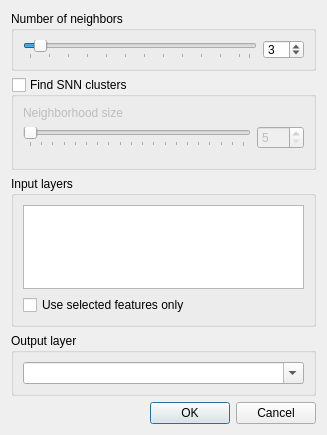
First picture: the form in ui_concavehull.ui, repository detlevn/QGIS-ConcaveHull-Plugin, before the edit.
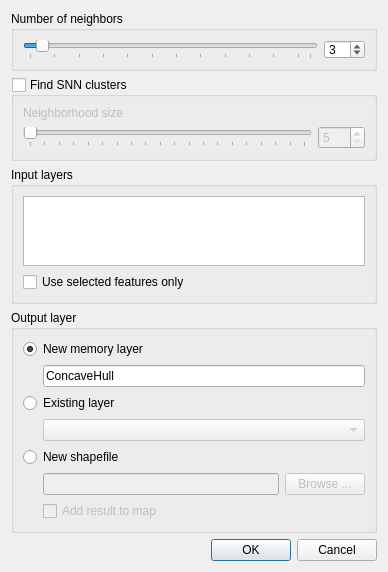
Second picture: the form after the edit.

Patch:
```diff
--- a/ui_concavehull.ui
+++ b/ui_concavehull.ui
@@ -6,8 +6,8 @@
    <rect>
     <x>0</x>
     <y>0</y>
-    <width>327</width>
-    <height>435</height>
+    <width>388</width>
+    <height>560</height>
    </rect>
   </property>
   <property name="windowTitle">
@@ -91,6 +91,12 @@
       <bool>false</bool>
      </property>
      <layout class="QVBoxLayout" name="verticalLayout_4">
+      <property name="rightMargin">
+       <number>9</number>
+      </property>
+      <property name="bottomMargin">
+       <number>0</number>
+      </property>
       <item>
        <widget class="QFrame" name="frame">
         <property name="sizePolicy">
@@ -232,15 +238,139 @@
      </property>
      <layout class="QVBoxLayout" name="verticalLayout_3">
       <item>
-       <widget class="QComboBox" name="cb_output">
-        <property name="toolTip">
-         <string>Layername eingeben oder einen Layer aus der Liste wählen</string>
+       <widget class="QRadioButton" name="rb_new_memory_layer">
+        <property name="text">
+         <string>New memory layer</string>
         </property>
-        <property name="editable">
+        <property name="checked">
          <bool>true</bool>
         </property>
        </widget>
       </item>
+      <item>
+       <layout class="QHBoxLayout" name="horizontalLayout_5">
+        <property name="leftMargin">
+         <number>20</number>
+        </property>
+        <property name="topMargin">
+         <number>0</number>
+        </property>
+        <property name="bottomMargin">
+         <number>0</number>
+        </property>
+        <item>
+         <widget class="QLineEdit" name="ed_memory_layer">
+          <property name="enabled">
+           <bool>true</bool>
+          </property>
+          <property name="toolTip">
+           <string>Type in the name of a new memory layer</string>
+          </property>
+          <property name="text">
+           <string>ConcaveHull</string>
+          </property>
+         </widget>
+        </item>
+       </layout>
+      </item>
+      <item>
+       <widget class="QRadioButton" name="rb_existing_layer">
+        <property name="text">
+         <string>Existing layer</string>
+        </property>
+        <property name="checked">
+         <bool>false</bool>
+        </property>
+       </widget>
+      </item>
+      <item>
+       <layout class="QHBoxLayout" name="horizontalLayout_6">
+        <property name="leftMargin">
+         <number>20</number>
+        </property>
+        <property name="topMargin">
+         <number>0</number>
+        </property>
+        <item>
+         <widget class="QComboBox" name="cb_output">
+          <property name="enabled">
+           <bool>false</bool>
+          </property>
+          <property name="toolTip">
+           <string>Choose an existing polygon layer from the list</string>
+          </property>
+          <property name="editable">
+           <bool>false</bool>
+          </property>
+          <property name="currentIndex">
+           <number>-1</number>
+          </property>
+         </widget>
+        </item>
+       </layout>
+      </item>
+      <item>
+       <widget class="QRadioButton" name="rb_shapefile">
+        <property name="text">
+         <string>New shapefile</string>
+        </property>
+       </widget>
+      </item>
+      <item>
+       <widget class="QWidget" name="widget" native="true">
+        <property name="enabled">
+         <bool>false</bool>
+        </property>
+        <layout class="QVBoxLayout" name="verticalLayout_5">
+         <property name="leftMargin">
+          <number>20</number>
+         </property>
+         <property name="topMargin">
+          <number>0</number>
+         </property>
+         <property name="rightMargin">
+          <number>0</number>
+         </property>
+         <property name="bottomMargin">
+          <number>0</number>
+         </property>
+         <item>
+          <layout class="QHBoxLayout" name="horizontalLayout_4">
+           <item>
+            <widget class="QLineEdit" name="ed_output_layer">
+             <property name="toolTip">
+              <string>Browse for the location of a new or existing Shape file</string>
+             </property>
+             <property name="readOnly">
+              <bool>true</bool>
+             </property>
+            </widget>
+           </item>
+           <item>
+            <widget class="QPushButton" name="bt_file_browser">
+             <property name="toolTip">
+              <string>Browse for the location of a new or existing Shape file</string>
+             </property>
+             <property name="text">
+              <string>Browse ...</string>
+             </property>
+            </widget>
+           </item>
+          </layout>
+         </item>
+         <item>
+          <widget class="QCheckBox" name="cb_add_to_map">
+           <property name="toolTip">
+            <string>Add the new layer to the map</string>
+           </property>
+           <property name="text">
+            <string>Add result to map</string>
+           </property>
+          </widget>
+         </item>
+        </layout>
+       </widget>
+      </item>
      </layout>
     </widget>
    </item>
```
Left out of the diff: 106 changed lines with no effect on the pictures.
